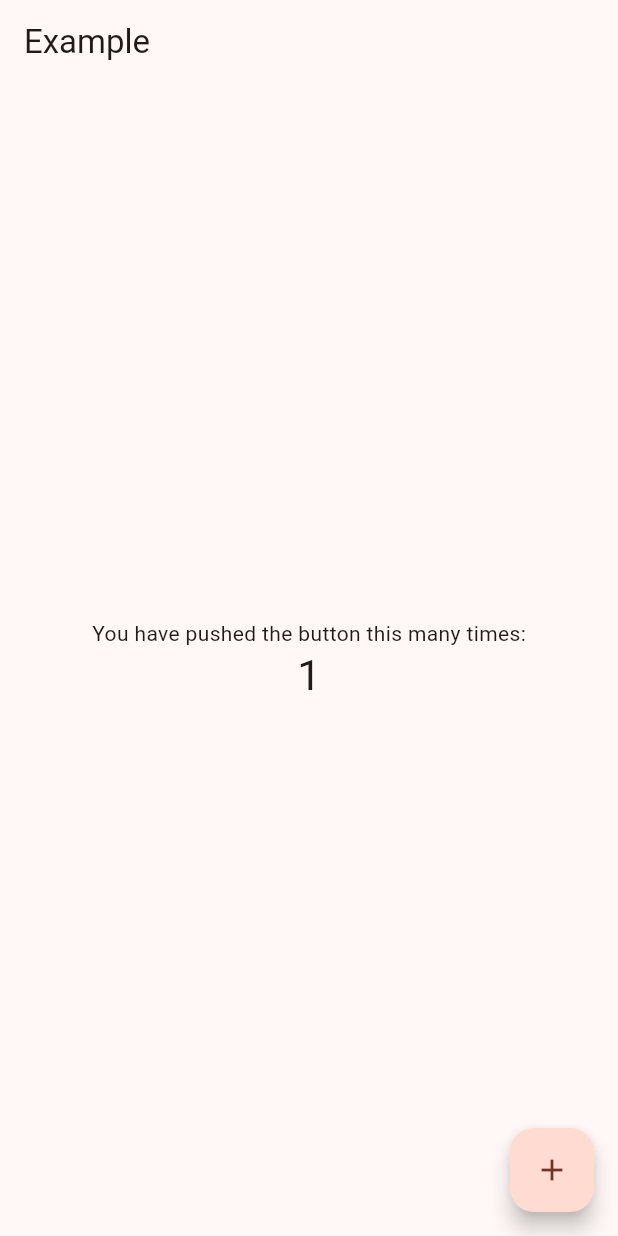
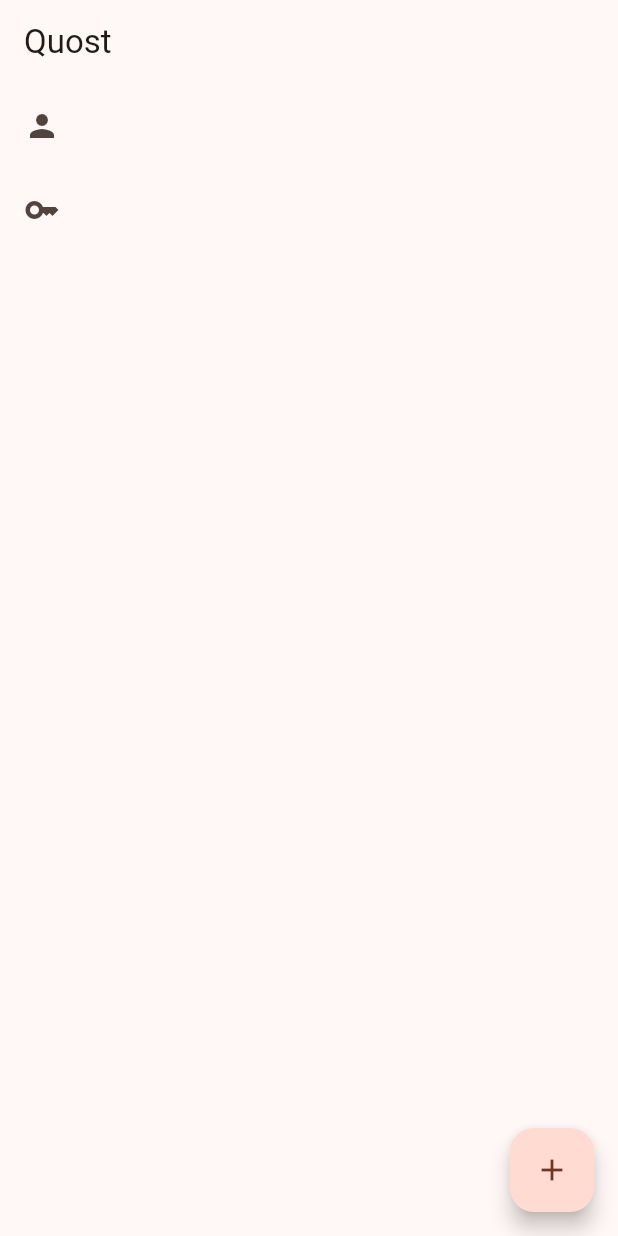
Before and after one commit to sogoagain/quost, a Flutter app: the screen it shows after launch, after a tap on the "add" icon, on a phone screen of 412 x 824 dp. Run offline on Flutter 3.47's test engine with Material 2 defaults, Android fonts, the phone set to English and light mode, and no system bars; missing offline and left inert: nostr; accounts and stored records are empty.

Commit message:
Print the public and private key

```diff
--- a/lib/features/counter.dart
+++ /dev/null
@@ -1,18 +0,0 @@
-import 'package:flutter/foundation.dart';
-
-class Counter with ChangeNotifier, DiagnosticableTreeMixin {
-  int _count = 0;
-
-  int get count => _count;
-
-  void increment() {
-    _count++;
-    notifyListeners();
-  }
-
-  @override
-  void debugFillProperties(DiagnosticPropertiesBuilder properties) {
-    super.debugFillProperties(properties);
-    properties.add(IntProperty('count', count));
-  }
-}
--- a/lib/main.dart
+++ b/lib/main.dart
@@ -1,11 +1,11 @@
 import 'package:flutter/material.dart';
 import 'package:provider/provider.dart';
 import 'package:quost/app.dart';
-import 'package:quost/features/counter.dart';
+import 'package:quost/notifiers/account_notifier.dart';
 
 void main() {
   runApp(MultiProvider(
-    providers: [ChangeNotifierProvider(create: (_) => Counter())],
+    providers: [ChangeNotifierProvider(create: (_) => AccountNotifier())],
     child: const App(),
   ));
 }
--- /dev/null
+++ b/lib/notifiers/account_notifier.dart
@@ -0,0 +1,19 @@
+import 'package:flutter/foundation.dart';
+import 'package:quost/domains/account.dart';
+
+class AccountNotifier with ChangeNotifier, DiagnosticableTreeMixin {
+  Account? _account;
+
+  Account? get account => _account;
+
+  void create() {
+    _account = Account();
+    notifyListeners();
+  }
+
+  @override
+  void debugFillProperties(DiagnosticPropertiesBuilder properties) {
+    super.debugFillProperties(properties);
+    properties.add(ObjectFlagProperty('account', account));
+  }
+}
--- a/lib/pages/home_page.dart
+++ b/lib/pages/home_page.dart
@@ -1,7 +1,7 @@
 import 'package:flutter/material.dart';
 import 'package:provider/provider.dart';
-import 'package:quost/features/counter.dart';
-import 'package:quost/widgets/count.dart';
+import 'package:quost/notifiers/account_notifier.dart';
+import 'package:quost/widgets/account.dart';
 
 class HomePage extends StatelessWidget {
   const HomePage({super.key, required this.title});
@@ -10,25 +10,26 @@ class HomePage extends StatelessWidget {
 
   @override
   Widget build(BuildContext context) {
-    final count = context.watch<Counter>().count;
+    final account = context.watch<AccountNotifier>().account;
 
     return Scaffold(
       appBar: AppBar(
-        title: const Text('Example'),
+        title: const Text('Quost'),
       ),
       body: Center(
         child: Column(
           mainAxisSize: MainAxisSize.min,
           mainAxisAlignment: MainAxisAlignment.center,
           children: <Widget>[
-            const Text('You have pushed the button this many times:'),
-            Count(count: count),
+            account != null
+                ? AccountWidget(account: account)
+                : const Text('Sign up for an account.'),
           ],
         ),
       ),
       floatingActionButton: FloatingActionButton(
         key: const Key('increment_floatingActionButton'),
-        onPressed: () => context.read<Counter>().increment(),
+        onPressed: () => context.read<AccountNotifier>().create(),
         tooltip: 'Increment',
         child: const Icon(Icons.add),
       ),
--- /dev/null
+++ b/lib/widgets/account.dart
@@ -0,0 +1,26 @@
+import 'package:flutter/material.dart';
+import 'package:quost/domains/account.dart';
+
+class AccountWidget extends StatelessWidget {
+  const AccountWidget({super.key, required this.account});
+
+  final Account account;
+
+  @override
+  Widget build(BuildContext context) {
+    return Flexible(
+        flex: 1,
+        child: ListView(
+          children: <Widget>[
+            ListTile(
+              leading: const Icon(Icons.person),
+              title: Text(account.npub),
+            ),
+            ListTile(
+              leading: const Icon(Icons.key),
+              title: Text(account.nsec),
+            ),
+          ],
+        ));
+  }
+}
--- a/lib/widgets/count.dart
+++ /dev/null
@@ -1,15 +0,0 @@
-import 'package:flutter/material.dart';
-
-class Count extends StatelessWidget {
-  const Count({super.key, required this.count});
-
-  final int count;
-
-  @override
-  Widget build(BuildContext context) {
-    return Text(
-      '$count',
-      style: Theme.of(context).textTheme.headlineMedium,
-    );
-  }
-}
```
Also changed, not shown: 1 other file.
